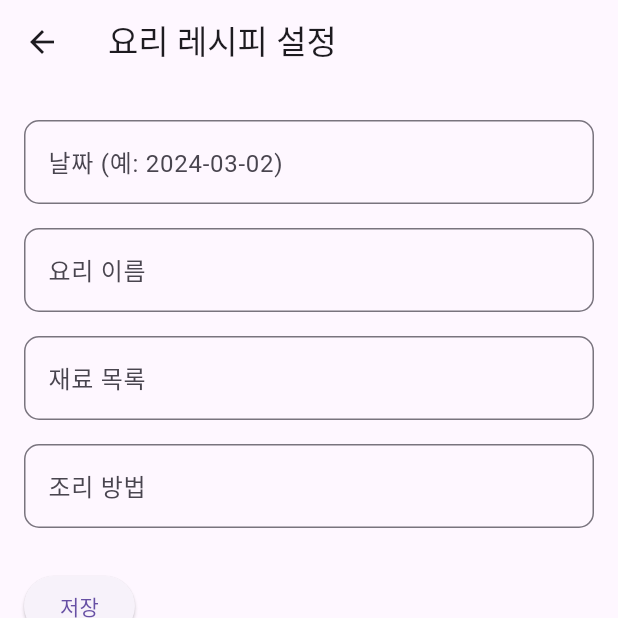
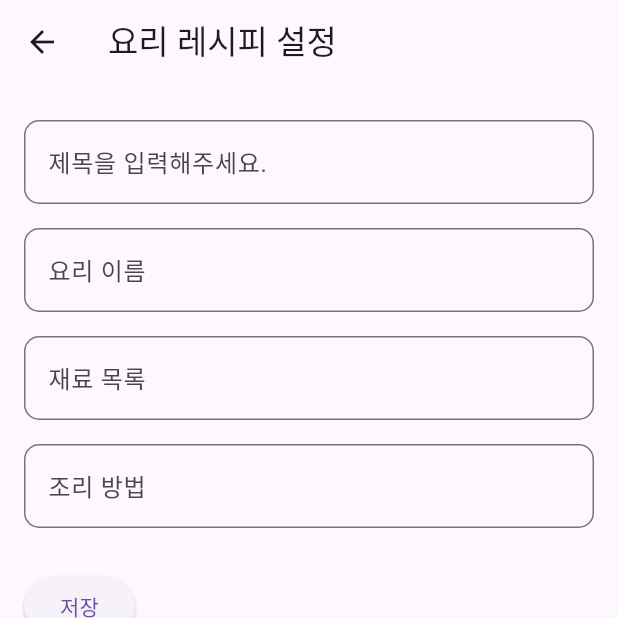
Before and after one commit to seonghorang/Recipe, a Flutter app: the RecipeSetupScreen screen opened directly with empty values, on a phone screen of 412 x 824 dp, the top half of it. Run offline on Flutter 3.47's test engine with Material 3 defaults, Android fonts, the phone set to English and light mode, and no system bars; our stand-ins replace cloud_firestore, firebase_core, flutter_rating_bar; accounts and stored records are empty.

Commit message:
안내 문구 수정

```diff
--- a/lib/screens/recipe_setup_screen.dart
+++ b/lib/screens/recipe_setup_screen.dart
@@ -106,8 +106,7 @@ class _RecipeSetupScreenState extends State<RecipeSetupScreen> {
         child: Column(
           crossAxisAlignment: CrossAxisAlignment.start,
           children: [
-            _buildTextField(
-                controller: _dateController, label: '날짜 (예: 2024-03-02)'),
+            _buildTextField(controller: _dateController, label: '제목을 입력해주세요.'),
             if (widget.category == "coffee") ...[
               const SizedBox(height: 10),
               const Text('원두 타입',
```
